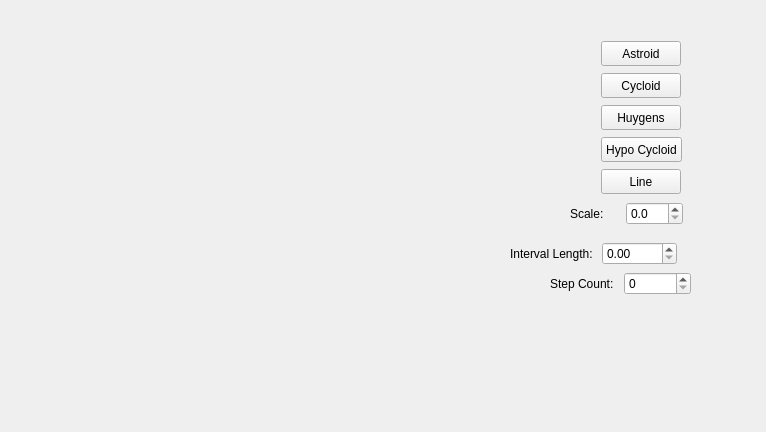
Old version of the form mainwindow.ui in the repository Naugrim01/QtCurvesCPP.
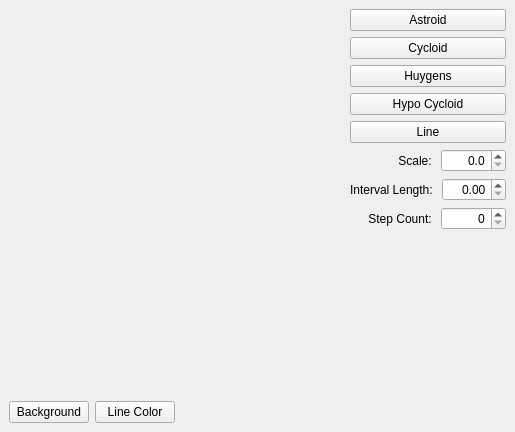
New version of the form. Custom widgets are drawn as their Qt base class.

Commit message: add background and shape colors change buttons and functions

What changed in the file:
```diff
--- a/mainwindow.ui
+++ b/mainwindow.ui
@@ -6,7 +6,7 @@
    <rect>
     <x>0</x>
     <y>0</y>
-    <width>766</width>
+    <width>515</width>
     <height>432</height>
    </rect>
   </property>
@@ -14,105 +14,110 @@
    <string>MainWindow</string>
   </property>
   <widget class="QWidget" name="centralwidget">
-   <widget class="RenderArea" name="renderArea" native="true">
-    <property name="geometry">
-     <rect>
-      <x>50</x>
-      <y>40</y>
-      <width>361</width>
-      <height>321</height>
-     </rect>
-    </property>
-   </widget>
-   <widget class="QPushButton" name="btnHypo">
-    <property name="geometry">
-     <rect>
-      <x>601</x>
-      <y>137</y>
-      <width>81</width>
-      <height>25</height>
-     </rect>
-    </property>
+   <layout class="QGridLayout" name="gridLayout">
+    <item row="0" column="0" rowspan="2">
+     <layout class="QVBoxLayout" name="verticalLayout_2">
+      <item>
+       <widget class="RenderArea" name="renderArea" native="true"/>
+      </item>
+      <item>
+       <layout class="QHBoxLayout" name="horizontalLayout_4">
+        <item>
+         <widget class="QPushButton" name="btnBackground">
+          <property name="text">
+           <string>Background</string>
+          </property>
+         </widget>
+        </item>
+        <item>
+         <widget class="QPushButton" name="btnLineColor">
     <property name="text">
-     <string>Hypo Cycloid</string>
-    </property>
-   </widget>
-   <widget class="QPushButton" name="btnLine">
-    <property name="geometry">
-     <rect>
-      <x>601</x>
-      <y>169</y>
-      <width>80</width>
-      <height>25</height>
-     </rect>
-    </property>
-    <property name="text">
-     <string>Line</string>
-    </property>
-   </widget>
+           <string>Line Color</string>
+          </property>
+         </widget>
+        </item>
+        <item>
+         <spacer name="horizontalSpacer">
+          <property name="orientation">
+           <enum>Qt::Horizontal</enum>
+          </property>
+          <property name="sizeHint" stdset="0">
+           <size>
+            <width>40</width>
+            <height>20</height>
+           </size>
+          </property>
+         </spacer>
+        </item>
+       </layout>
+      </item>
+     </layout>
+    </item>
+    <item row="0" column="1">
+     <layout class="QVBoxLayout" name="verticalLayout">
+      <item>
    <widget class="QPushButton" name="btnAstroid">
-    <property name="geometry">
-     <rect>
-      <x>601</x>
-      <y>41</y>
-      <width>80</width>
-      <height>25</height>
-     </rect>
-    </property>
     <property name="text">
      <string>Astroid</string>
     </property>
    </widget>
+      </item>
+      <item>
    <widget class="QPushButton" name="btnCycloid">
-    <property name="geometry">
-     <rect>
-      <x>601</x>
-      <y>73</y>
-      <width>80</width>
-      <height>25</height>
-     </rect>
-    </property>
     <property name="text">
      <string>Cycloid</string>
     </property>
    </widget>
+      </item>
+      <item>
    <widget class="QPushButton" name="btnHuygens">
-    <property name="geometry">
-     <rect>
-      <x>601</x>
-      <y>105</y>
-      <width>80</width>
-      <height>25</height>
-     </rect>
-    </property>
     <property name="text">
      <string>Huygens</string>
     </property>
    </widget>
-   <widget class="QWidget" name="">
-    <property name="geometry">
-     <rect>
-      <x>570</x>
-      <y>200</y>
-      <width>113</width>
-      <height>27</height>
-     </rect>
-    </property>
+      </item>
+      <item>
+       <widget class="QPushButton" name="btnHypo">
+        <property name="text">
+         <string>Hypo Cycloid</string>
+        </property>
+       </widget>
+      </item>
+      <item>
+       <widget class="QPushButton" name="btnLine">
+        <property name="text">
+         <string>Line</string>
+        </property>
+       </widget>
+      </item>
+      <item>
     <layout class="QHBoxLayout" name="horizontalLayout">
      <item>
       <widget class="QLabel" name="label">
        <property name="text">
         <string>Scale: </string>
        </property>
+          <property name="alignment">
+           <set>Qt::AlignRight|Qt::AlignTrailing|Qt::AlignVCenter</set>
+          </property>
       </widget>
      </item>
      <item>
       <widget class="QDoubleSpinBox" name="spinScale">
+          <property name="maximumSize">
+           <size>
+            <width>65</width>
+            <height>16777215</height>
+           </size>
+          </property>
+          <property name="alignment">
+           <set>Qt::AlignRight|Qt::AlignTrailing|Qt::AlignVCenter</set>
+          </property>
        <property name="decimals">
         <number>1</number>
        </property>
        <property name="maximum">
-        <double>100.000000000000000</double>
+           <double>200.000000000000000</double>
        </property>
        <property name="singleStep">
         <double>0.100000000000000</double>
@@ -120,52 +125,63 @@
       </widget>
      </item>
     </layout>
-   </widget>
-   <widget class="QWidget" name="">
-    <property name="geometry">
-     <rect>
-      <x>510</x>
-      <y>240</y>
-      <width>167</width>
-      <height>27</height>
-     </rect>
-    </property>
+      </item>
+      <item>
     <layout class="QHBoxLayout" name="horizontalLayout_2">
      <item>
       <widget class="QLabel" name="label_2">
        <property name="text">
         <string>Interval Length: </string>
        </property>
+          <property name="alignment">
+           <set>Qt::AlignRight|Qt::AlignTrailing|Qt::AlignVCenter</set>
+          </property>
       </widget>
      </item>
      <item>
       <widget class="QDoubleSpinBox" name="spinInterval">
+          <property name="maximumSize">
+           <size>
+            <width>65</width>
+            <height>16777215</height>
+           </size>
+          </property>
+          <property name="alignment">
+           <set>Qt::AlignRight|Qt::AlignTrailing|Qt::AlignVCenter</set>
+          </property>
+          <property name="maximum">
+           <double>100.000000000000000</double>
+          </property>
        <property name="singleStep">
         <double>0.100000000000000</double>
        </property>
       </widget>
      </item>
     </layout>
-   </widget>
-   <widget class="QWidget" name="">
-    <property name="geometry">
-     <rect>
-      <x>550</x>
-      <y>270</y>
-      <width>141</width>
-      <height>27</height>
-     </rect>
-    </property>
+      </item>
+      <item>
     <layout class="QHBoxLayout" name="horizontalLayout_3">
      <item>
       <widget class="QLabel" name="label_3">
        <property name="text">
         <string>Step Count: </string>
        </property>
+          <property name="alignment">
+           <set>Qt::AlignRight|Qt::AlignTrailing|Qt::AlignVCenter</set>
+          </property>
       </widget>
      </item>
      <item>
       <widget class="QSpinBox" name="spinCount">
+          <property name="maximumSize">
+           <size>
+            <width>65</width>
+            <height>16777215</height>
+           </size>
+          </property>
+          <property name="alignment">
+           <set>Qt::AlignRight|Qt::AlignTrailing|Qt::AlignVCenter</set>
+          </property>
        <property name="maximum">
         <number>1024</number>
        </property>
@@ -175,7 +191,23 @@
       </widget>
      </item>
     </layout>
-   </widget>
+      </item>
+     </layout>
+    </item>
+    <item row="1" column="1">
+     <spacer name="verticalSpacer">
+      <property name="orientation">
+       <enum>Qt::Vertical</enum>
+      </property>
+      <property name="sizeHint" stdset="0">
+       <size>
+        <width>20</width>
+        <height>143</height>
+       </size>
+      </property>
+     </spacer>
+    </item>
+   </layout>
   </widget>
  </widget>
  <customwidgets>
```
Lines whose indentation alone changed are shown as unchanged. The commit also changes 4 other files.
